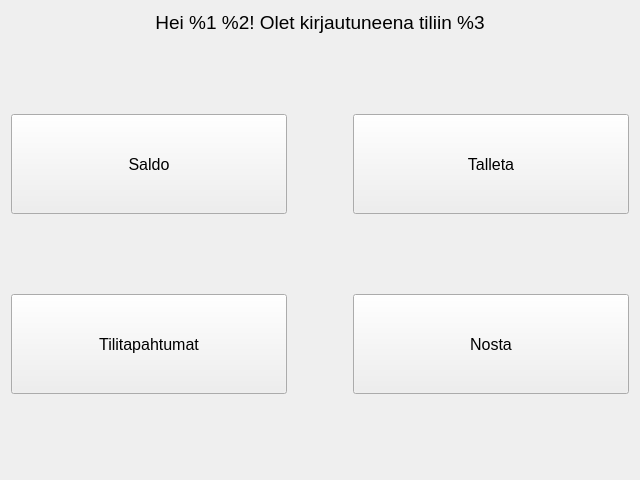
Qt form atm-ui/pagemainaccountview.ui (banksimul2022/group15) before a commit.
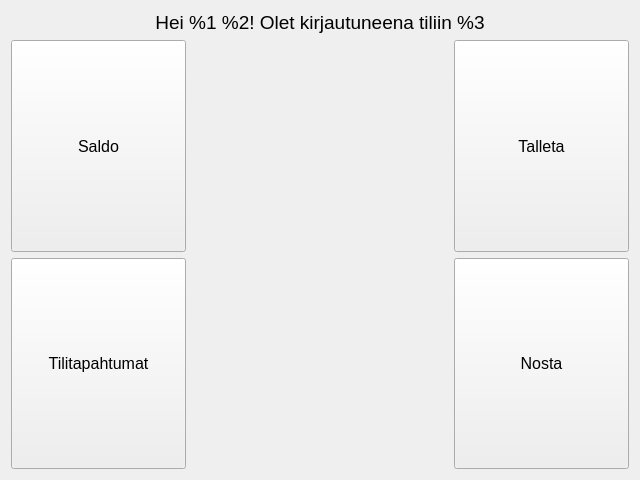
The same form after that commit. Custom widgets are drawn as their Qt base class.

Commit message: atm-ui: Add profile picture and change layout of PageMainAccountView

What changed in the file:
```diff
--- a/atm-ui/pagemainaccountview.ui
+++ b/atm-ui/pagemainaccountview.ui
@@ -39,11 +39,17 @@
     </widget>
    </item>
    <item>
-    <layout class="QHBoxLayout" name="layoutMain">
+    <layout class="QHBoxLayout" name="layoutMain" stretch="1,2,1">
      <item>
       <layout class="QVBoxLayout" name="layoutDisplayActions">
        <item>
         <widget class="QPushButton" name="btnBalance">
+         <property name="sizePolicy">
+          <sizepolicy hsizetype="Minimum" vsizetype="Minimum">
+           <horstretch>0</horstretch>
+           <verstretch>0</verstretch>
+          </sizepolicy>
+         </property>
          <property name="minimumSize">
           <size>
            <width>0</width>
@@ -62,6 +68,12 @@
        </item>
        <item>
         <widget class="QPushButton" name="btnTransactions">
+         <property name="sizePolicy">
+          <sizepolicy hsizetype="Minimum" vsizetype="Minimum">
+           <horstretch>0</horstretch>
+           <verstretch>0</verstretch>
+          </sizepolicy>
+         </property>
          <property name="minimumSize">
           <size>
            <width>0</width>
@@ -81,23 +93,34 @@
       </layout>
      </item>
      <item>
-      <spacer name="buttonSpacerH">
-       <property name="orientation">
-        <enum>Qt::Horizontal</enum>
-       </property>
-       <property name="sizeType">
-        <enum>QSizePolicy::Preferred</enum>
-       </property>
-       <property name="sizeHint" stdset="0">
+      <layout class="QVBoxLayout" name="verticalLayout">
+       <item>
+        <widget class="QLabel" name="lblProfilePcitore">
+         <property name="sizePolicy">
+          <sizepolicy hsizetype="Preferred" vsizetype="Preferred">
+           <horstretch>0</horstretch>
+           <verstretch>0</verstretch>
+          </sizepolicy>
+         </property>
+         <property name="minimumSize">
+          <size>
+           <width>256</width>
+           <height>256</height>
+          </size>
+         </property>
+         <property name="maximumSize">
         <size>
-         <width>40</width>
-         <height>20</height>
-        </size>
-       </property>
-      </spacer>
+           <width>256</width>
+           <height>256</height>
+          </size>
+         </property>
+         <property name="alignment">
+          <set>Qt::AlignCenter</set>
+         </property>
+        </widget>
      </item>
      <item>
-      <spacer name="verticalSpacerV">
+        <spacer name="profileSpacer">
        <property name="orientation">
         <enum>Qt::Vertical</enum>
        </property>
@@ -109,10 +132,18 @@
        </property>
       </spacer>
      </item>
+      </layout>
+     </item>
      <item>
       <layout class="QVBoxLayout" name="layoutMoneyActions">
        <item>
         <widget class="QPushButton" name="btnDeposit">
+         <property name="sizePolicy">
+          <sizepolicy hsizetype="Minimum" vsizetype="Minimum">
+           <horstretch>0</horstretch>
+           <verstretch>0</verstretch>
+          </sizepolicy>
+         </property>
          <property name="minimumSize">
           <size>
            <width>0</width>
@@ -131,6 +162,12 @@
        </item>
        <item>
         <widget class="QPushButton" name="btnWidthdraw">
+         <property name="sizePolicy">
+          <sizepolicy hsizetype="Minimum" vsizetype="Minimum">
+           <horstretch>0</horstretch>
+           <verstretch>0</verstretch>
+          </sizepolicy>
+         </property>
          <property name="minimumSize">
           <size>
            <width>0</width>
```
Lines whose indentation alone changed are shown as unchanged.
